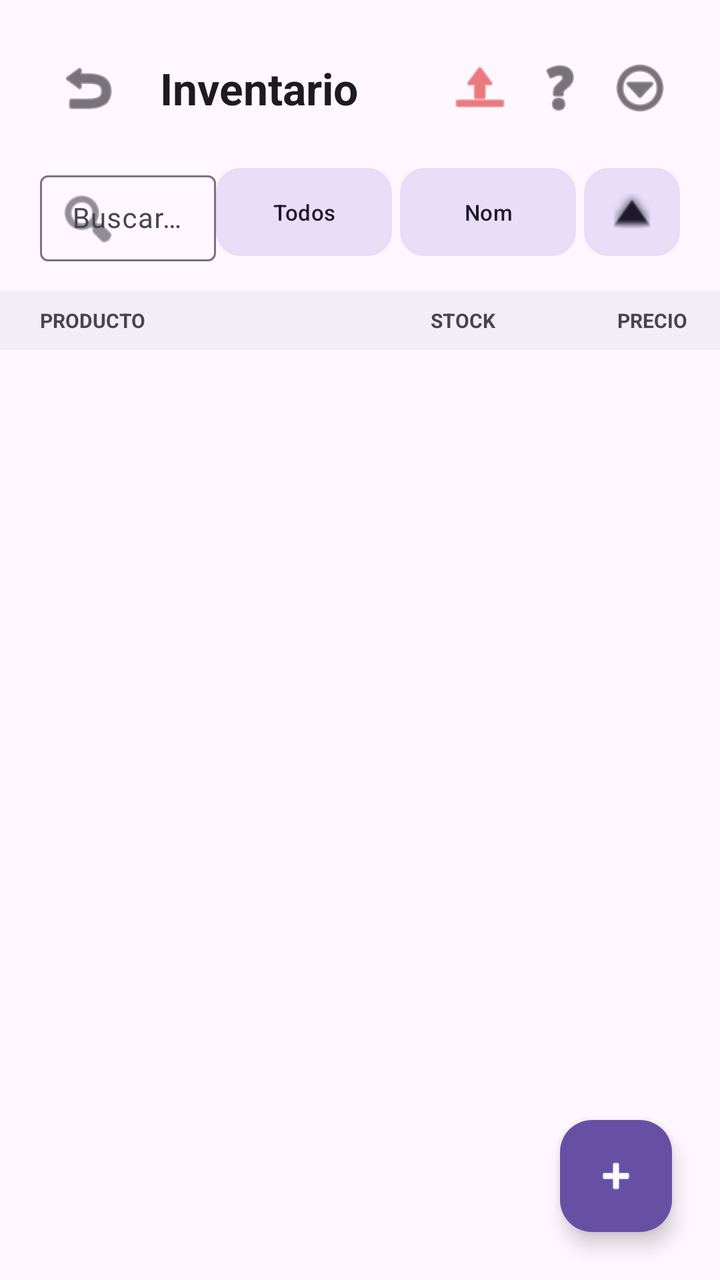
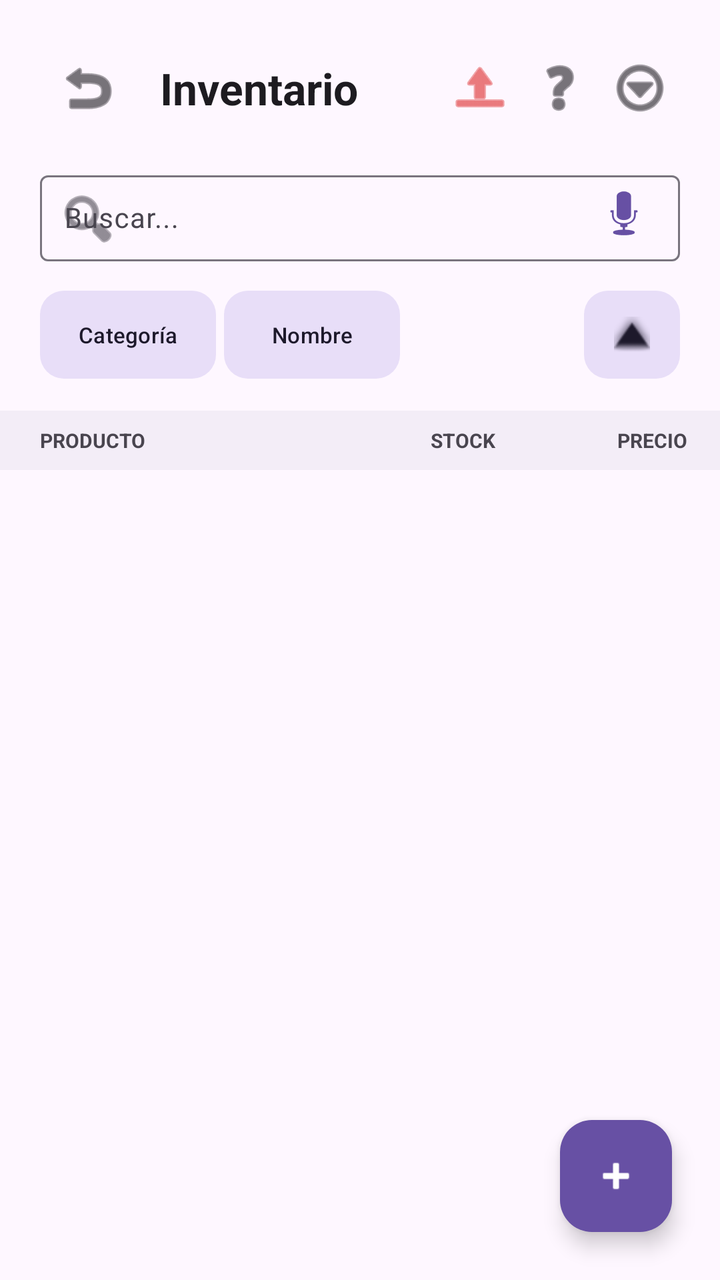

The first picture is an Android layout as it rendered before a commit; the second is the same layout after the commit. The layout source and the unified diff follow.
<!-- AndroidManifest.xml: application theme Theme.Naxor -->
<!-- res/layout/activity_inventario.xml -->
<?xml version="1.0" encoding="utf-8"?>
<androidx.drawerlayout.widget.DrawerLayout xmlns:android="http://schemas.android.com/apk/res/android"
    xmlns:app="http://schemas.android.com/apk/res-auto"
    android:id="@+id/drawerLayoutInventario"
    android:layout_width="match_parent"
    android:layout_height="match_parent">

    
    <androidx.coordinatorlayout.widget.CoordinatorLayout
        android:layout_width="match_parent"
        android:layout_height="match_parent"
        android:background="?attr/colorSurface">

        <LinearLayout
            android:layout_width="match_parent"
            android:layout_height="match_parent"
            android:orientation="vertical">

            
            <LinearLayout
                android:layout_width="match_parent"
                android:layout_height="wrap_content"
                android:orientation="horizontal"
                android:gravity="center_vertical"
                android:paddingHorizontal="20dp"
                android:paddingTop="20dp"
                android:paddingBottom="12dp">

                <ImageButton
                    android:id="@+id/btnBackInventario"
                    android:layout_width="48dp"
                    android:layout_height="48dp"
                    android:background="?attr/selectableItemBackgroundBorderless"
                    android:src="@android:drawable/ic_menu_revert"
                    app:tint="?attr/colorOnSurface"
                    android:contentDescription="Regresar" />

                <TextView
                    android:layout_width="0dp"
                    android:layout_height="wrap_content"
                    android:layout_weight="1"
                    android:text="@string/title_inventario"
                    android:textSize="22sp"
                    android:textStyle="bold"
                    android:textColor="?attr/colorOnSurface"
                    android:layout_marginStart="12dp" />

                
                <ImageButton
                    android:id="@+id/btnSyncIndicator"
                    android:layout_width="40dp"
                    android:layout_height="40dp"
                    android:background="?attr/selectableItemBackgroundBorderless"
                    android:src="@android:drawable/ic_menu_upload"
                    app:tint="@color/red_600"
                    android:contentDescription="Estado de sincronización" />

                <ImageButton
                    android:id="@+id/btnHelpInventario"
                    android:layout_width="40dp"
                    android:layout_height="40dp"
                    android:background="?attr/selectableItemBackgroundBorderless"
                    android:src="@android:drawable/ic_menu_help"
                    app:tint="?attr/colorOnSurface"
                    android:contentDescription="Ayuda" />

                <ImageButton
                    android:id="@+id/btnOpenMenuInventario"
                    android:layout_width="40dp"
                    android:layout_height="40dp"
                    android:background="?attr/selectableItemBackgroundBorderless"
                    android:src="@android:drawable/ic_menu_more"
                    app:tint="?attr/colorOnSurface"
                    android:contentDescription="Opciones" />
            </LinearLayout>

            
            <com.google.android.material.card.MaterialCardView
                android:id="@+id/cardEditorBanner"
                android:layout_width="match_parent"
                android:layout_height="wrap_content"
                android:layout_marginHorizontal="20dp"
                android:layout_marginBottom="12dp"
                android:visibility="gone"
                app:cardBackgroundColor="?attr/colorPrimaryContainer"
                app:cardCornerRadius="12dp"
                app:cardElevation="0dp"
                app:strokeWidth="1dp"
                app:strokeColor="?attr/colorPrimary">
                <LinearLayout
                    android:layout_width="match_parent"
                    android:layout_height="wrap_content"
                    android:orientation="horizontal"
                    android:padding="12dp"
                    android:gravity="center_vertical">
                    <ImageView
                        android:layout_width="24dp"
                        android:layout_height="24dp"
                        android:src="@android:drawable/ic_menu_edit"
                        app:tint="?attr/colorPrimary" />
                    <TextView
                        android:layout_width="0dp"
                        android:layout_height="wrap_content"
                        android:layout_weight="1"
                        android:layout_marginStart="12dp"
                        android:text="Modo editor activo, presione un producto para hacer cambios rápidos."
                        android:textSize="12sp"
                        android:textColor="?attr/colorOnPrimaryContainer"
                        android:textStyle="bold" />
                    <com.google.android.material.button.MaterialButton
                        android:id="@+id/btnExitEditorMode"
                        style="@style/Widget.Material3.Button.TextButton"
                        android:layout_width="wrap_content"
                        android:layout_height="wrap_content"
                        android:text="SALIR"
                        android:textColor="?attr/colorPrimary"
                        android:textSize="12sp"
                        android:textStyle="bold" />
                </LinearLayout>
            </com.google.android.material.card.MaterialCardView>

            
            <androidx.constraintlayout.widget.ConstraintLayout
                android:id="@+id/layoutControlsContainer"
                android:layout_width="match_parent"
                android:layout_height="wrap_content"
                android:layout_marginHorizontal="20dp"
                android:layout_marginBottom="12dp">

                <com.google.android.material.textfield.TextInputLayout
                    android:id="@+id/layoutVentaBusqueda"
                    style="?attr/textInputOutlinedStyle"
                    android:layout_width="0dp"
                    android:layout_height="wrap_content"
                    app:startIconDrawable="@android:drawable/ic_menu_search"
                    app:cornerRadius="16dp"
                    app:layout_constraintTop_toTopOf="parent"
                    app:layout_constraintStart_toStartOf="parent"
                    app:layout_constraintEnd_toStartOf="@+id/barrierButtons">
                    <com.google.android.material.textfield.TextInputEditText
                        android:id="@+id/etSearchInventario"
                        android:layout_width="match_parent"
                        android:layout_height="wrap_content"
                        android:hint="Buscar..."
                        android:inputType="text"
                        android:textSize="14sp"
                        android:paddingVertical="12dp" />
                </com.google.android.material.textfield.TextInputLayout>

                <androidx.constraintlayout.widget.Barrier
                    android:id="@+id/barrierButtons"
                    android:layout_width="wrap_content"
                    android:layout_height="wrap_content"
                    app:barrierDirection="start"
                    app:constraint_referenced_ids="btnFilterCategory,btnSortAttribute,btnSortOrder" />

                <com.google.android.material.button.MaterialButton
                    android:id="@+id/btnFilterCategory"
                    style="@style/Widget.Material3.Button.TonalButton"
                    android:layout_width="wrap_content"
                    android:layout_height="52dp"
                    android:text="Todos"
                    android:textSize="11sp"
                    app:cornerRadius="12dp"
                    app:layout_constraintTop_toTopOf="parent"
                    app:layout_constraintEnd_toStartOf="@+id/btnSortAttribute"
                    android:layout_marginEnd="4dp" />

                <com.google.android.material.button.MaterialButton
                    android:id="@+id/btnSortAttribute"
                    style="@style/Widget.Material3.Button.TonalButton"
                    android:layout_width="wrap_content"
                    android:layout_height="52dp"
                    android:text="Nom"
                    android:textSize="11sp"
                    app:cornerRadius="12dp"
                    app:layout_constraintTop_toTopOf="parent"
                    app:layout_constraintEnd_toStartOf="@+id/btnSortOrder"
                    android:layout_marginEnd="4dp" />

                <com.google.android.material.button.MaterialButton
                    android:id="@+id/btnSortOrder"
                    style="@style/Widget.Material3.Button.TonalButton"
                    android:layout_width="48dp"
                    android:layout_height="52dp"
                    android:padding="0dp"
                    app:icon="@android:drawable/arrow_up_float"
                    app:iconGravity="textStart"
                    app:iconPadding="0dp"
                    app:cornerRadius="12dp"
                    app:layout_constraintTop_toTopOf="parent"
                    app:layout_constraintEnd_toEndOf="parent" />

            </androidx.constraintlayout.widget.ConstraintLayout>

            
            <LinearLayout
                android:layout_width="match_parent"
                android:layout_height="wrap_content"
                android:orientation="horizontal"
                android:paddingHorizontal="16dp"
                android:paddingVertical="8dp"
                android:background="?attr/colorSurfaceContainer"
                android:baselineAligned="false">

                <TextView
                    android:layout_width="0dp"
                    android:layout_height="wrap_content"
                    android:layout_weight="2.2"
                    android:text="PRODUCTO"
                    android:textSize="10sp"
                    android:textStyle="bold"
                    android:textColor="?attr/colorOnSurfaceVariant"
                    android:paddingStart="4dp" />

                <TextView
                    android:layout_width="0dp"
                    android:layout_height="wrap_content"
                    android:layout_weight="0.6"
                    android:text="STOCK"
                    android:textSize="10sp"
                    android:textStyle="bold"
                    android:textColor="?attr/colorOnSurfaceVariant"
                    android:gravity="center" />

                <TextView
                    android:layout_width="0dp"
                    android:layout_height="wrap_content"
                    android:layout_weight="1.0"
                    android:text="PRECIO"
                    android:textSize="10sp"
                    android:textStyle="bold"
                    android:textColor="?attr/colorOnSurfaceVariant"
                    android:gravity="end" />
            </LinearLayout>

            <androidx.recyclerview.widget.RecyclerView
                android:id="@+id/rvInventario"
                android:layout_width="match_parent"
                android:layout_height="match_parent"
                android:clipToPadding="false"
                android:paddingBottom="80dp" />

        </LinearLayout>

        <com.google.android.material.floatingactionbutton.FloatingActionButton
            android:id="@+id/fabAddProducto"
            android:layout_width="wrap_content"
            android:layout_height="wrap_content"
            android:layout_gravity="bottom|end"
            android:layout_margin="24dp"
            android:src="@android:drawable/ic_input_add"
            app:backgroundTint="?attr/colorPrimary"
            app:tint="@android:color/white"
            android:contentDescription="Acción" />

    </androidx.coordinatorlayout.widget.CoordinatorLayout>

    
    <com.google.android.material.navigation.NavigationView
        android:id="@+id/navigationViewInventario"
        android:layout_width="wrap_content"
        android:layout_height="match_parent"
        android:layout_gravity="end"
        app:menu="@menu/menu_inventario_drawer"
        app:headerLayout="@layout/drawer_header_inventario" />

</androidx.drawerlayout.widget.DrawerLayout>
<!-- res/layout/drawer_header_inventario.xml (included above) -->
<?xml version="1.0" encoding="utf-8"?>
<LinearLayout xmlns:android="http://schemas.android.com/apk/res/android"
    xmlns:app="http://schemas.android.com/apk/res-auto"
    android:layout_width="match_parent"
    android:layout_height="wrap_content"
    android:background="?attr/colorPrimary"
    android:orientation="vertical"
    android:padding="24dp">

    <TextView
        android:layout_width="wrap_content"
        android:layout_height="wrap_content"
        android:text="Resumen de Inventario"
        android:textColor="@android:color/white"
        android:textSize="16sp"
        android:alpha="0.8"
        android:textStyle="bold" />

    <com.google.android.material.card.MaterialCardView
        android:layout_width="match_parent"
        android:layout_height="wrap_content"
        android:layout_marginTop="16dp"
        app:cardBackgroundColor="#20FFFFFF"
        app:cardCornerRadius="20dp"
        app:cardElevation="0dp"
        app:strokeWidth="0dp">

        <LinearLayout
            android:layout_width="match_parent"
            android:layout_height="wrap_content"
            android:orientation="vertical"
            android:padding="20dp">

            
            <TextView
                android:layout_width="wrap_content"
                android:layout_height="wrap_content"
                android:text="VALOR TOTAL DE VENTA"
                android:textColor="#E0E0E0"
                android:textSize="10sp"
                android:textStyle="bold"
                android:letterSpacing="0.1" />

            <TextView
                android:id="@+id/tvDrawerValorTotal"
                android:layout_width="wrap_content"
                android:layout_height="wrap_content"
                android:text="S/ 0.00"
                android:textColor="@android:color/white"
                android:textSize="26sp"
                android:textStyle="bold"
                android:layout_marginTop="2dp" />

            
            <View
                android:layout_width="match_parent"
                android:layout_height="1dp"
                android:background="#30FFFFFF"
                android:layout_marginVertical="12dp" />

            <TextView
                android:layout_width="wrap_content"
                android:layout_height="wrap_content"
                android:text="INVERSIÓN REAL EN ALMACÉN"
                android:textColor="#B0B0B0"
                android:textSize="9sp"
                android:textStyle="bold"
                android:letterSpacing="0.05" />

            <TextView
                android:id="@+id/tvDrawerInversionTotal"
                android:layout_width="wrap_content"
                android:layout_height="wrap_content"
                android:text="S/ 0.00"
                android:textColor="#E0E0E0"
                android:textSize="16sp"
                android:textStyle="bold"
                android:layout_marginTop="2dp" />
        </LinearLayout>
    </com.google.android.material.card.MaterialCardView>

</LinearLayout>
<!-- resources referenced by this layout -->
<resources>
  <color name="red_600">#DC2626</color>
  <string name="title_inventario">Inventario</string>
  <style name="Theme.Naxor" parent="Base.Theme.Naxor" />
  <style name="Base.Theme.Naxor" parent="Theme.Material3.DayNight.NoActionBar">
          
          
      </style>
</resources>

<!-- the commit's change to res/layout/activity_inventario.xml (unified diff, before → after) -->
@@ -136,7 +136,7 @@
                     app:cornerRadius="16dp"
                     app:layout_constraintTop_toTopOf="parent"
                     app:layout_constraintStart_toStartOf="parent"
-                    app:layout_constraintEnd_toStartOf="@+id/barrierButtons">
+                    app:layout_constraintEnd_toEndOf="parent">
                     <com.google.android.material.textfield.TextInputEditText
                         android:id="@+id/etSearchInventario"
                         android:layout_width="match_parent"
@@ -144,8 +144,41 @@
                         android:hint="Buscar..."
                         android:inputType="text"
                         android:textSize="14sp"
-                        android:paddingVertical="12dp" />
+                        android:paddingVertical="12dp"
+                        android:paddingStart="12dp"
+                        android:paddingEnd="80dp" />
                 </com.google.android.material.textfield.TextInputLayout>
+
+                <LinearLayout
+                    android:id="@+id/layoutSearchActions"
+                    android:layout_width="wrap_content"
+                    android:layout_height="wrap_content"
+                    android:orientation="horizontal"
+                    android:gravity="center_vertical"
+                    app:layout_constraintTop_toTopOf="@+id/layoutVentaBusqueda"
+                    app:layout_constraintBottom_toBottomOf="@+id/layoutVentaBusqueda"
+                    app:layout_constraintEnd_toEndOf="@+id/layoutVentaBusqueda"
+                    android:layout_marginEnd="8dp">
+
+                    <ImageButton
+                        android:id="@+id/btnSearchClear"
+                        android:layout_width="32dp"
+                        android:layout_height="32dp"
+                        android:src="@android:drawable/ic_menu_close_clear_cancel"
+                        android:background="?attr/selectableItemBackgroundBorderless"
+                        app:tint="?attr/colorOnSurfaceVariant"
+                        android:visibility="gone"
+                        android:contentDescription="Limpiar" />
+
+                    <ImageButton
+                        android:id="@+id/btnVoiceSearch"
+                        android:layout_width="40dp"
+                        android:layout_height="40dp"
+                        android:src="@android:drawable/ic_btn_speak_now"
+                        android:background="?attr/selectableItemBackgroundBorderless"
+                        app:tint="?attr/colorPrimary"
+                        android:contentDescription="Voz" />
+                </LinearLayout>
 
                 <androidx.constraintlayout.widget.Barrier
                     android:id="@+id/barrierButtons"
@@ -159,24 +192,27 @@
                     style="@style/Widget.Material3.Button.TonalButton"
                     android:layout_width="wrap_content"
                     android:layout_height="52dp"
-                    android:text="Todos"
+                    android:text="Categoría"
                     android:textSize="11sp"
+                    android:paddingHorizontal="12dp"
                     app:cornerRadius="12dp"
-                    app:layout_constraintTop_toTopOf="parent"
-                    app:layout_constraintEnd_toStartOf="@+id/btnSortAttribute"
-                    android:layout_marginEnd="4dp" />
+                    app:layout_constraintTop_toBottomOf="@+id/layoutVentaBusqueda"
+                    app:layout_constraintStart_toStartOf="parent"
+                    android:layout_marginTop="8dp" />
 
                 <com.google.android.material.button.MaterialButton
                     android:id="@+id/btnSortAttribute"
                     style="@style/Widget.Material3.Button.TonalButton"
                     android:layout_width="wrap_content"
                     android:layout_height="52dp"
-                    android:text="Nom"
+                    android:text="Nombre"
                     android:textSize="11sp"
+                    android:paddingHorizontal="12dp"
                     app:cornerRadius="12dp"
-                    app:layout_constraintTop_toTopOf="parent"
-                    app:layout_constraintEnd_toStartOf="@+id/btnSortOrder"
-                    android:layout_marginEnd="4dp" />
+                    app:layout_constraintTop_toBottomOf="@+id/layoutVentaBusqueda"
+                    app:layout_constraintStart_toEndOf="@+id/btnFilterCategory"
+                    android:layout_marginStart="4dp"
+                    android:layout_marginTop="8dp" />
 
                 <com.google.android.material.button.MaterialButton
                     android:id="@+id/btnSortOrder"
@@ -188,8 +224,9 @@
                     app:iconGravity="textStart"
                     app:iconPadding="0dp"
                     app:cornerRadius="12dp"
-                    app:layout_constraintTop_toTopOf="parent"
-                    app:layout_constraintEnd_toEndOf="parent" />
+                    app:layout_constraintTop_toBottomOf="@+id/layoutVentaBusqueda"
+                    app:layout_constraintEnd_toEndOf="parent"
+                    android:layout_marginTop="8dp" />
 
             </androidx.constraintlayout.widget.ConstraintLayout>
 
